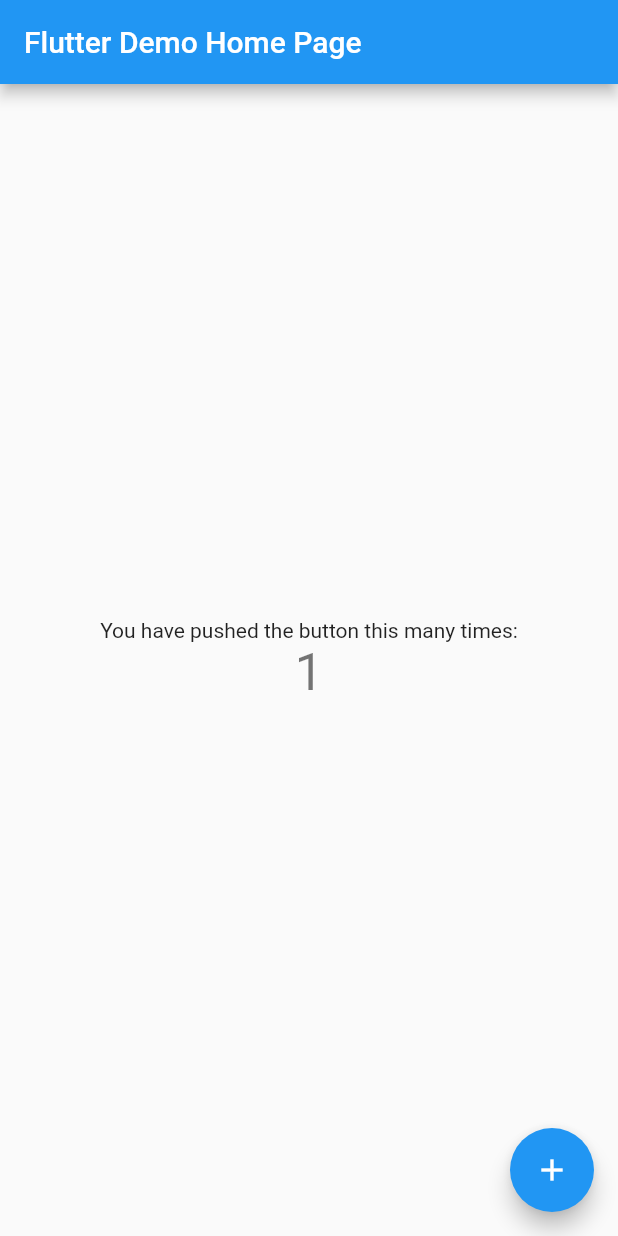
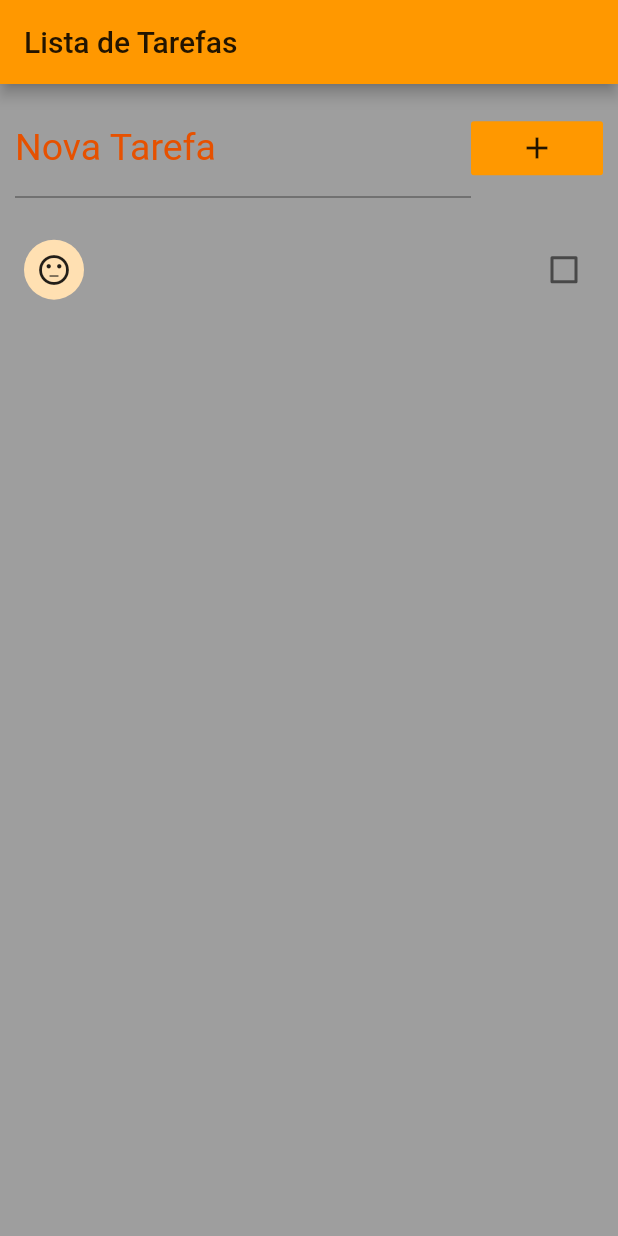
Before and after one commit to beliciobcardoso-zz/lista_de_tarefas, a Flutter app: the screen it shows after launch, after a tap on the "add" icon, on a phone screen of 412 x 824 dp. Run offline on Flutter 3.47's test engine with Material 2 defaults, Android fonts, the phone set to English and light mode, and no system bars.

Commit message:
Backup do dia

```diff
--- a/lib/main.dart
+++ b/lib/main.dart
@@ -1,26 +1,21 @@
+import 'dart:convert';
+import 'dart:io';
 import 'package:flutter/material.dart';
+import 'package:path_provider/path_provider.dart';
 
 void main() => runApp(MyApp());
 
 class MyApp extends StatelessWidget {
-  // This widget is the root of your application.
   @override
   Widget build(BuildContext context) {
     return MaterialApp(
-      title: 'Flutter Demo',
+      debugShowCheckedModeBanner: false,
+      title: 'Lista de Tarefas',
       theme: ThemeData(
-        // This is the theme of your application.
-        //
-        // Try running your application with "flutter run". You'll see the
-        // application has a blue toolbar. Then, without quitting the app, try
-        // changing the primarySwatch below to Colors.green and then invoke
-        // "hot reload" (press "r" in the console where you ran "flutter run",
-        // or simply save your changes to "hot reload" in a Flutter IDE).
-        // Notice that the counter didn't reset back to zero; the application
-        // is not restarted.
-        primarySwatch: Colors.blue,
+        scaffoldBackgroundColor: Colors.grey[500],
+        primarySwatch: Colors.orange,
       ),
-      home: MyHomePage(title: 'Flutter Demo Home Page'),
+      home: MyHomePage(title: 'Lista de Tarefas'),
     );
   }
 }
@@ -28,84 +23,156 @@ class MyApp extends StatelessWidget {
 class MyHomePage extends StatefulWidget {
   MyHomePage({Key key, this.title}) : super(key: key);
 
-  // This widget is the home page of your application. It is stateful, meaning
-  // that it has a State object (defined below) that contains fields that affect
-  // how it looks.
-
-  // This class is the configuration for the state. It holds the values (in this
-  // case the title) provided by the parent (in this case the App widget) and
-  // used by the build method of the State. Fields in a Widget subclass are
-  // always marked "final".
-
   final String title;
-
   @override
   _MyHomePageState createState() => _MyHomePageState();
 }
 
 class _MyHomePageState extends State<MyHomePage> {
-  int _counter = 0;
+  final _controllerTask = TextEditingController();
 
-  void _incrementCounter() {
+  Map<String, dynamic> _lastRemoved;
+  int _lastRemovedPos;
+
+  List _toDoList = [];
+
+  @override
+  void initState() {
+    super.initState();
+
+    _readDados().then((dados) {
+      setState(() {
+        _toDoList = json.decode(dados);
+      });
+    });
+  }
+
+  void _addToDo() {
     setState(() {
-      // This call to setState tells the Flutter framework that something has
-      // changed in this State, which causes it to rerun the build method below
-      // so that the display can reflect the updated values. If we changed
-      // _counter without calling setState(), then the build method would not be
-      // called again, and so nothing would appear to happen.
-      _counter++;
+      Map<String, dynamic> newToDo = Map();
+
+      newToDo["title"] = _controllerTask.text;
+      _controllerTask.text = "";
+      newToDo["ok"] = false;
+      _toDoList.add(newToDo);
+      _saveDados();
     });
   }
 
   @override
   Widget build(BuildContext context) {
-    // This method is rerun every time setState is called, for instance as done
-    // by the _incrementCounter method above.
-    //
-    // The Flutter framework has been optimized to make rerunning build methods
-    // fast, so that you can just rebuild anything that needs updating rather
-    // than having to individually change instances of widgets.
     return Scaffold(
       appBar: AppBar(
-        // Here we take the value from the MyHomePage object that was created by
-        // the App.build method, and use it to set our appbar title.
         title: Text(widget.title),
       ),
-      body: Center(
-        // Center is a layout widget. It takes a single child and positions it
-        // in the middle of the parent.
-        child: Column(
-          // Column is also a layout widget. It takes a list of children and
-          // arranges them vertically. By default, it sizes itself to fit its
-          // children horizontally, and tries to be as tall as its parent.
-          //
-          // Invoke "debug painting" (press "p" in the console, choose the
-          // "Toggle Debug Paint" action from the Flutter Inspector in Android
-          // Studio, or the "Toggle Debug Paint" command in Visual Studio Code)
-          // to see the wireframe for each widget.
-          //
-          // Column has various properties to control how it sizes itself and
-          // how it positions its children. Here we use mainAxisAlignment to
-          // center the children vertically; the main axis here is the vertical
-          // axis because Columns are vertical (the cross axis would be
-          // horizontal).
-          mainAxisAlignment: MainAxisAlignment.center,
-          children: <Widget>[
-            Text(
-              'You have pushed the button this many times:',
+      body: Column(
+        children: <Widget>[
+          Container(
+            padding: EdgeInsets.all(10.0),
+            child: Row(
+              children: <Widget>[
+                Expanded(
+                  child: TextField(
+                    controller: _controllerTask,
+                    style: TextStyle(color: Colors.white),
+                    decoration: InputDecoration(
+                      labelText: "Nova Tarefa",
+                      labelStyle: TextStyle(
+                        color: Colors.orange[900],
+                        fontSize: 25.0,
+                      ),
+                    ),
+                  ),
+                ),
+                FlatButton(
+                  child: Icon(Icons.add),
+                  color: Colors.orange,
+                  onPressed: _addToDo,
+                ),
+              ],
             ),
-            Text(
-              '$_counter',
-              style: Theme.of(context).textTheme.display1,
-            ),
-          ],
+          ),
+          Expanded(
+            child: ListView.builder(
+                padding: EdgeInsets.only(top: 10.0),
+                itemCount: _toDoList.length,
+                itemBuilder: buildItem),
+          ),
+        ],
+      ),
+    );
+  }
+
+  Widget buildItem(context, index) {
+    return Dismissible(
+      key: Key(DateTime.now().millisecondsSinceEpoch.toString()),
+      background: Container(
+        color: Colors.red,
+        child: Align(
+          alignment: Alignment(-0.9, 0.0),
+          child: Icon(Icons.delete, color: Colors.white),
         ),
       ),
-      floatingActionButton: FloatingActionButton(
-        onPressed: _incrementCounter,
-        tooltip: 'Increment',
-        child: Icon(Icons.add),
-      ), // This trailing comma makes auto-formatting nicer for build methods.
+      direction: DismissDirection.startToEnd,
+      child: CheckboxListTile(
+        title: Text(_toDoList[index]["title"]),
+        value: _toDoList[index]["ok"],
+        secondary: CircleAvatar(
+          child: Icon(_toDoList[index]["ok"]
+              ? Icons.sentiment_very_satisfied
+              : Icons.sentiment_neutral),
+        ),
+        onChanged: (c) {
+          setState(() {
+            _toDoList[index]["ok"] = c;
+            _saveDados();
+          });
+        },
+      ),
+      onDismissed: (direction) {
+        setState(() {
+          _lastRemoved = Map.from(_toDoList[index]);
+          _lastRemovedPos = index;
+          _toDoList.removeAt(index);
+
+          _saveDados();
+
+          final snack = SnackBar(
+            content: Text("Tarefa \"${_lastRemoved["title"]}\" removida!"),
+            action: SnackBarAction(
+              label: "Desfazer",
+              onPressed: () {
+                setState(() {
+                  _toDoList.insert(_lastRemovedPos, _lastRemoved);
+                  _saveDados();
+                });
+              },
+            ),
+            duration: Duration(seconds: 5),
+          );
+          Scaffold.of(context).showSnackBar(snack);
+        });
+      },
     );
   }
+
+  Future<File> _getFile() async {
+    final directory = await getApplicationDocumentsDirectory();
+    return File("${directory.path}/dados.jason");
+  }
+
+  Future<File> _saveDados() async {
+    String dados = json.encode(_toDoList);
+    final file = await _getFile();
+    return file.writeAsString(dados);
+  }
+
+  Future<String> _readDados() async {
+    try {
+      final file = await _getFile();
+      return file.readAsString();
+    } catch (e) {
+      return null;
+    }
+  }
 }
--- a/pubspec.yaml
+++ b/pubspec.yaml
@@ -23,6 +23,7 @@ dependencies:
   # The following adds the Cupertino Icons font to your application.
   # Use with the CupertinoIcons class for iOS style icons.
   cupertino_icons: ^0.1.2
+  path_provider: ^1.5.1
 
 dev_dependencies:
   flutter_test:
```
Also changed, not shown: pubspec.lock.
